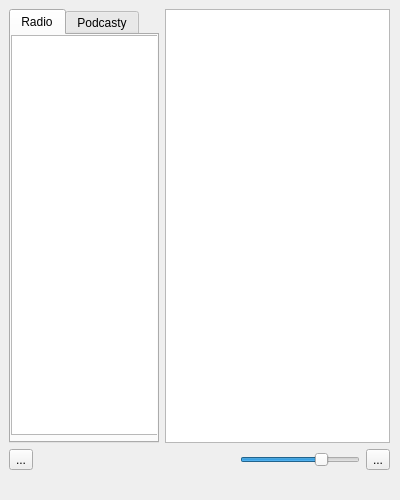
Old version of the form form.ui in the repository wzykubek/openfm-qt.
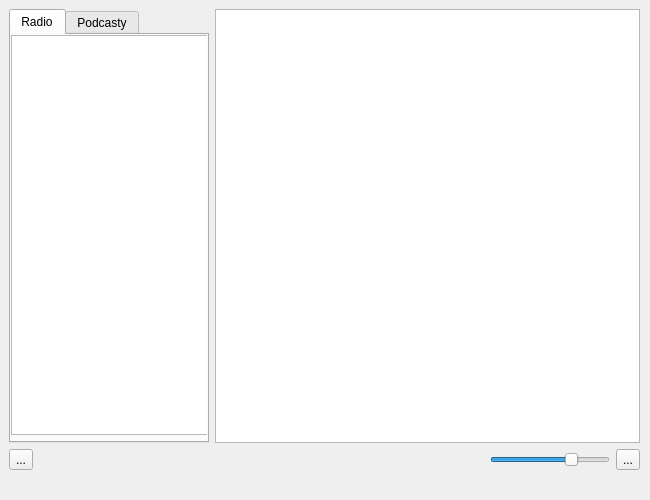
New version of the form. Icons and pictures are not drawn.

Commit message: Increase MainWindow width

```diff
--- a/form.ui
+++ b/form.ui
@@ -6,19 +6,19 @@
    <rect>
     <x>0</x>
     <y>0</y>
-    <width>400</width>
+    <width>650</width>
     <height>500</height>
    </rect>
   </property>
   <property name="minimumSize">
    <size>
-    <width>400</width>
+    <width>650</width>
     <height>500</height>
    </size>
   </property>
   <property name="maximumSize">
    <size>
-    <width>400</width>
+    <width>650</width>
     <height>500</height>
    </size>
   </property>
@@ -44,7 +44,7 @@
      <rect>
       <x>9</x>
       <y>9</y>
-      <width>381</width>
+      <width>631</width>
       <height>461</height>
      </rect>
     </property>
@@ -55,13 +55,13 @@
         <widget class="QTabWidget" name="tabWidget">
          <property name="minimumSize">
           <size>
-           <width>150</width>
+           <width>200</width>
            <height>0</height>
           </size>
          </property>
          <property name="maximumSize">
           <size>
-           <width>150</width>
+           <width>200</width>
            <height>16777215</height>
           </size>
          </property>
@@ -77,19 +77,19 @@
             <rect>
              <x>0</x>
              <y>0</y>
-             <width>150</width>
+             <width>200</width>
              <height>400</height>
             </rect>
            </property>
            <property name="minimumSize">
             <size>
-             <width>150</width>
+             <width>200</width>
              <height>400</height>
             </size>
            </property>
            <property name="maximumSize">
             <size>
-             <width>150</width>
+             <width>200</width>
              <height>400</height>
             </size>
            </property>
```
Left out of the diff: 4 changed lines with no effect on the pictures.
